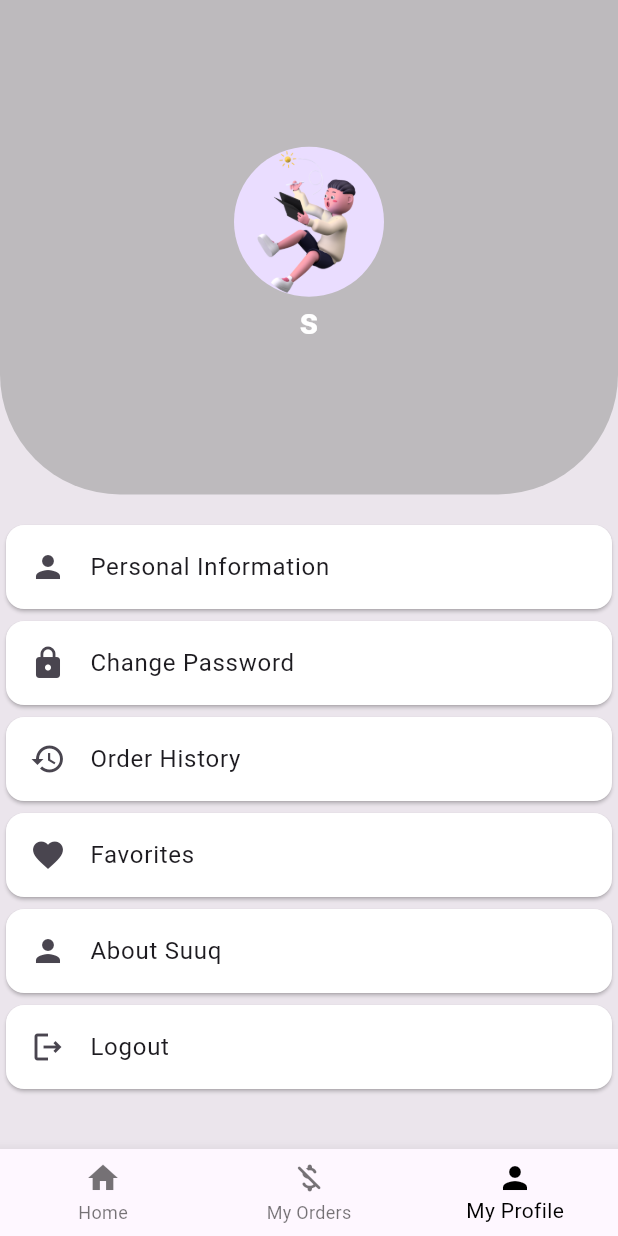
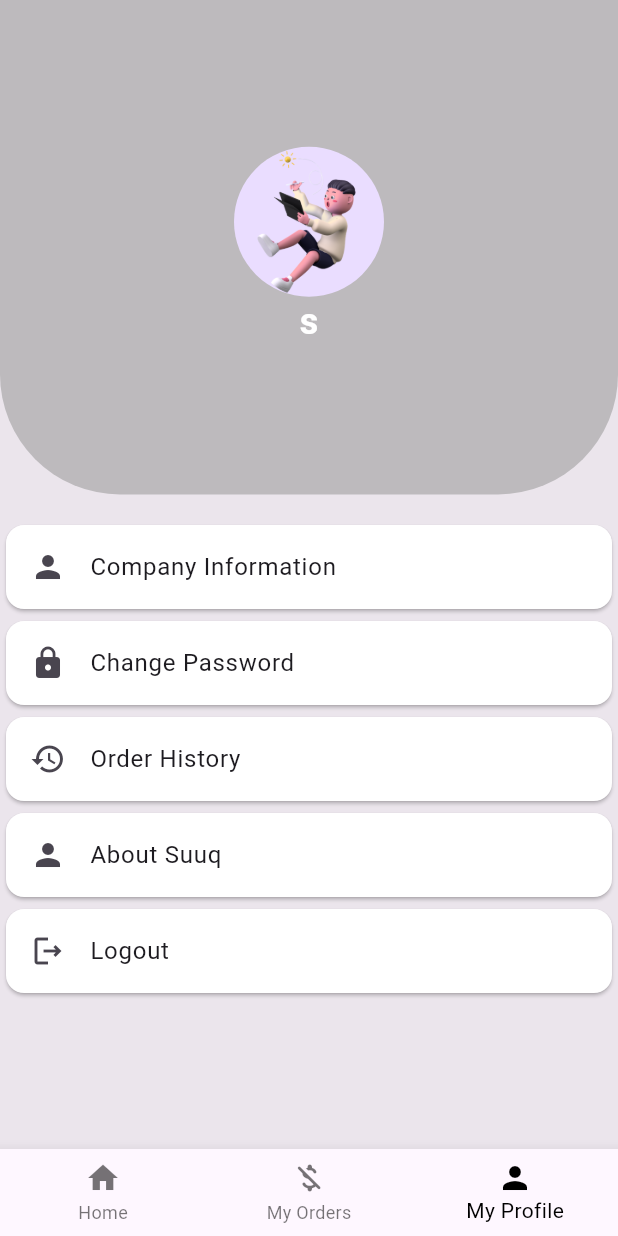
Before and after one commit to Semedii/suuq-iibiye, a Flutter app: the screen it shows once a user with an empty profile is signed in, item 3 of the bottom bar chosen, on a phone screen of 412 x 824 dp. Run offline on Flutter 3.47's test engine with Material 3 defaults, Android fonts, the phone set to English and light mode, and no system bars; our stand-ins replace auto_route, cloud_firestore, firebase_auth, firebase_core, flutter_riverpod, fluttertoast and 1 more; accounts and stored records are empty; generated files the repository leaves out were written again.

Commit message:
improved my profile page

```diff
--- a/lib/pages/my_profile_page.dart
+++ b/lib/pages/my_profile_page.dart
@@ -81,10 +81,9 @@ class MyProfilePage extends ConsumerWidget {
           child: SingleChildScrollView(
             child: Column(
               children: [
-                _getMenu(Icons.person, "Personal Information"),
+                _getMenu(Icons.person, "Company Information"),
                 _getMenu(Icons.lock, "Change Password"),
                 _getMenu(Icons.history, "Order History"),
-                _getMenu(Icons.favorite, "Favorites"),
                 _getMenu(Icons.person, "About Suuq"),
                 _getMenu(
                   Icons.logout_outlined,
```
